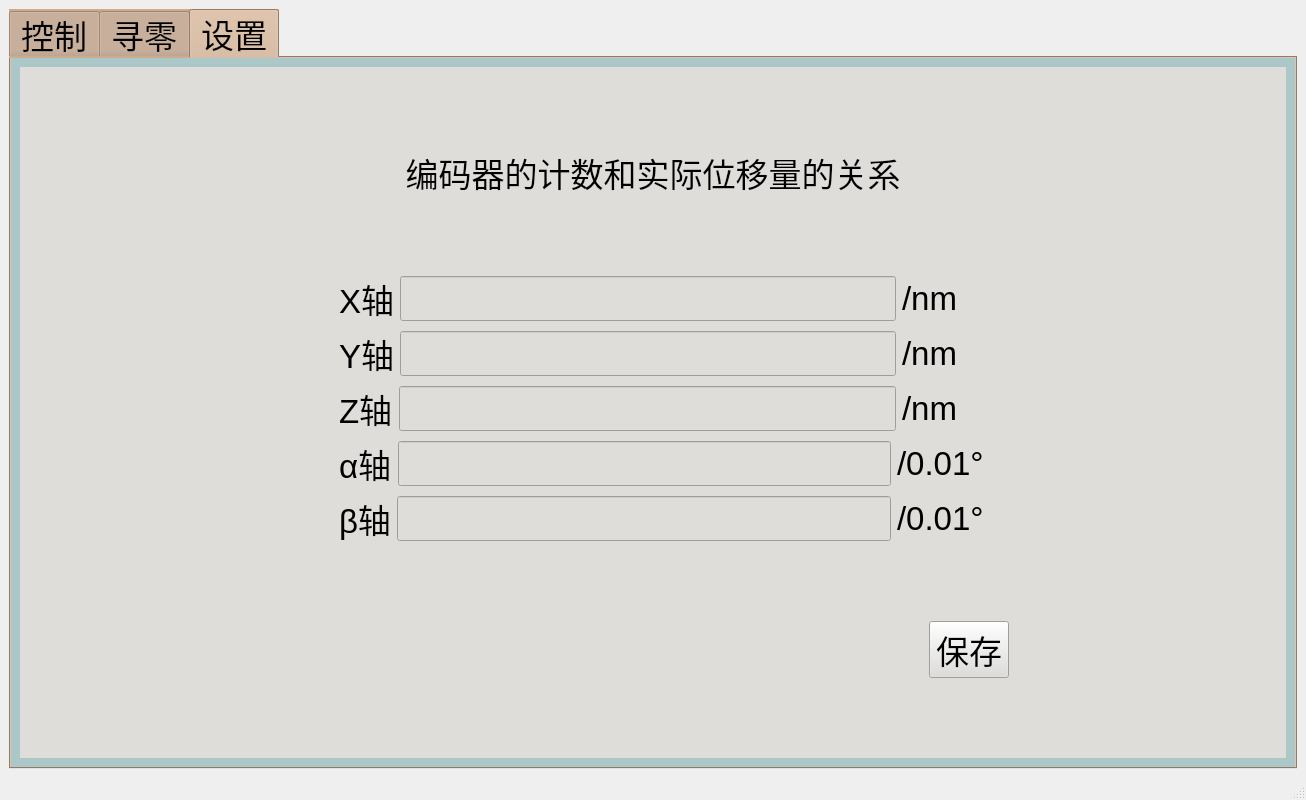
Before: the Qt Designer form motionGui/MainWindow.ui in jadenzhangrobot/zrcs, drawn with Qt 5.
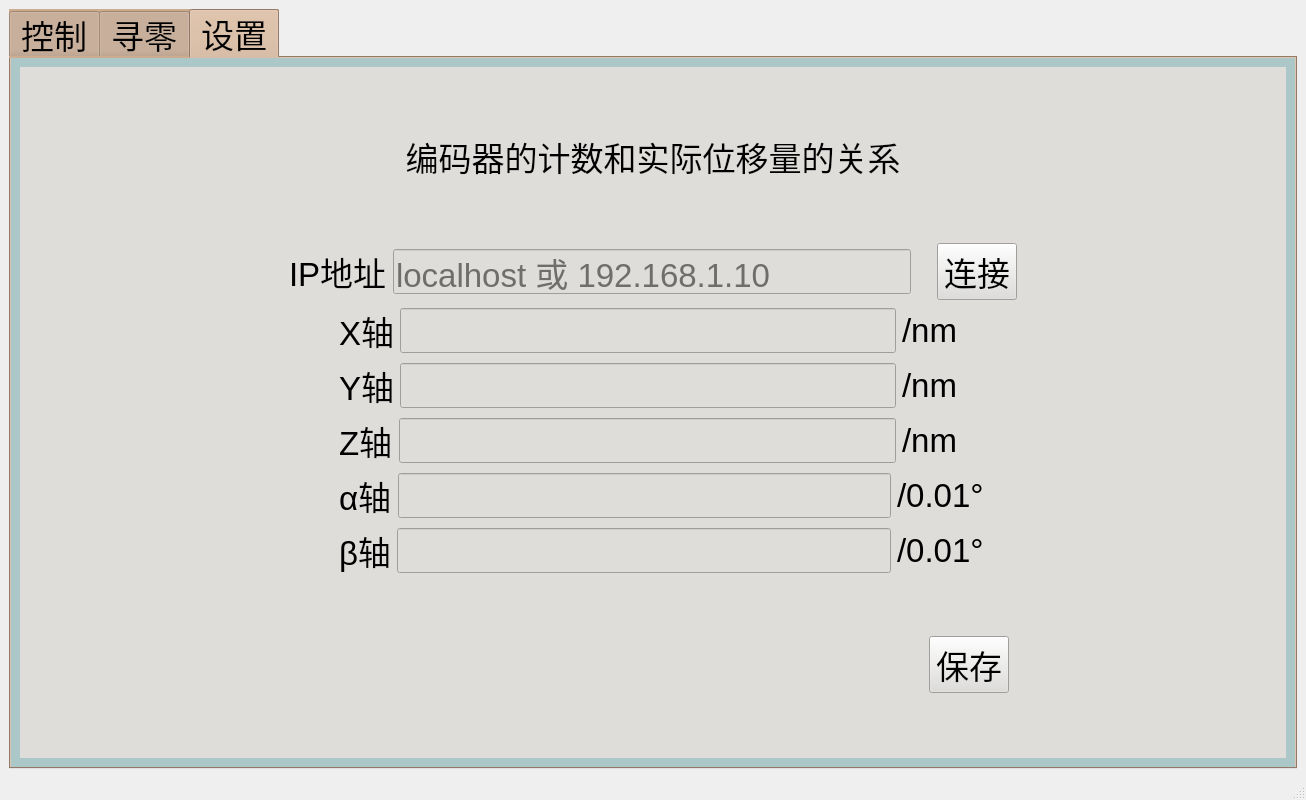
After: the same form once the commit is applied.

```diff
--- a/motionGui/MainWindow.ui
+++ b/motionGui/MainWindow.ui
@@ -1517,6 +1517,94 @@
              </property>
             </spacer>
            </item>
+           <item>
+            <layout class="QHBoxLayout" name="horizontalLayout_serverIp">
+             <item>
+              <spacer name="horizontalSpacer_serverIpLeft">
+               <property name="orientation">
+                <enum>Qt::Horizontal</enum>
+               </property>
+               <property name="sizeType">
+                <enum>QSizePolicy::Fixed</enum>
+               </property>
+               <property name="sizeHint" stdset="0">
+                <size>
+                 <width>260</width>
+                 <height>20</height>
+                </size>
+               </property>
+              </spacer>
+             </item>
+             <item>
+              <widget class="QLabel" name="label_serverIp">
+               <property name="font">
+                <font>
+                 <pointsize>25</pointsize>
+                </font>
+               </property>
+               <property name="text">
+                <string>IP地址</string>
+               </property>
+              </widget>
+             </item>
+             <item>
+              <widget class="QLineEdit" name="lineEdit_serverIp">
+               <property name="font">
+                <font>
+                 <pointsize>25</pointsize>
+                </font>
+               </property>
+               <property name="placeholderText">
+                <string>localhost 或 192.168.1.10</string>
+               </property>
+              </widget>
+             </item>
+             <item>
+                            <spacer name="horizontalSpacer_serverIpConnect">
+                             <property name="orientation">
+                                <enum>Qt::Horizontal</enum>
+                             </property>
+                             <property name="sizeType">
+                                <enum>QSizePolicy::Fixed</enum>
+                             </property>
+                             <property name="sizeHint" stdset="0">
+                                <size>
+                                 <width>20</width>
+                                 <height>20</height>
+                                </size>
+                             </property>
+                            </spacer>
+                         </item>
+                         <item>
+                            <widget class="QPushButton" name="pushButton_connect">
+                             <property name="font">
+                                <font>
+                                 <pointsize>25</pointsize>
+                                </font>
+                             </property>
+                             <property name="text">
+                                <string>连接</string>
+                             </property>
+                            </widget>
+                         </item>
+                         <item>
+                            <spacer name="horizontalSpacer_serverIpRight">
+               <property name="orientation">
+                <enum>Qt::Horizontal</enum>
+               </property>
+               <property name="sizeType">
+                <enum>QSizePolicy::Fixed</enum>
+               </property>
+               <property name="sizeHint" stdset="0">
+                <size>
+                 <width>260</width>
+                 <height>20</height>
+                </size>
+               </property>
+              </spacer>
+             </item>
+            </layout>
+           </item>
            <item>
             <layout class="QHBoxLayout" name="horizontalLayout_19">
              <item>
```
